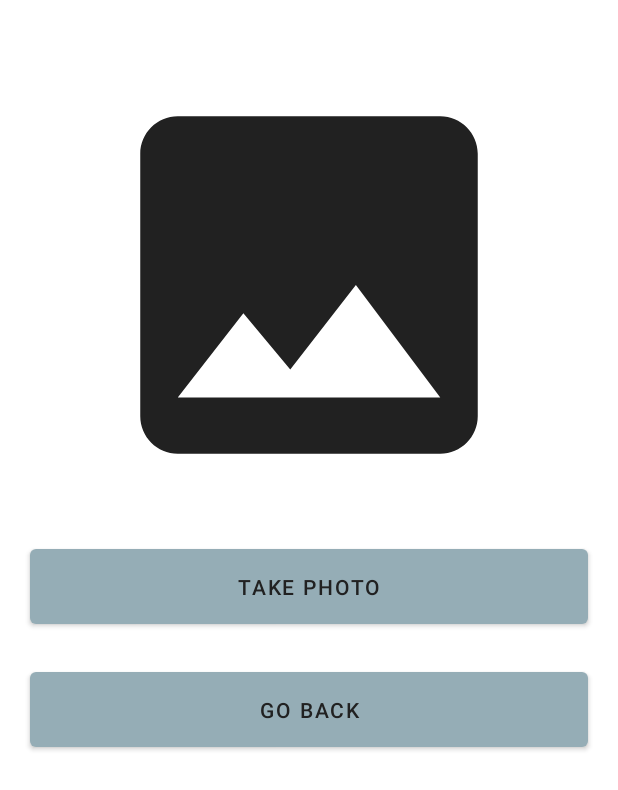
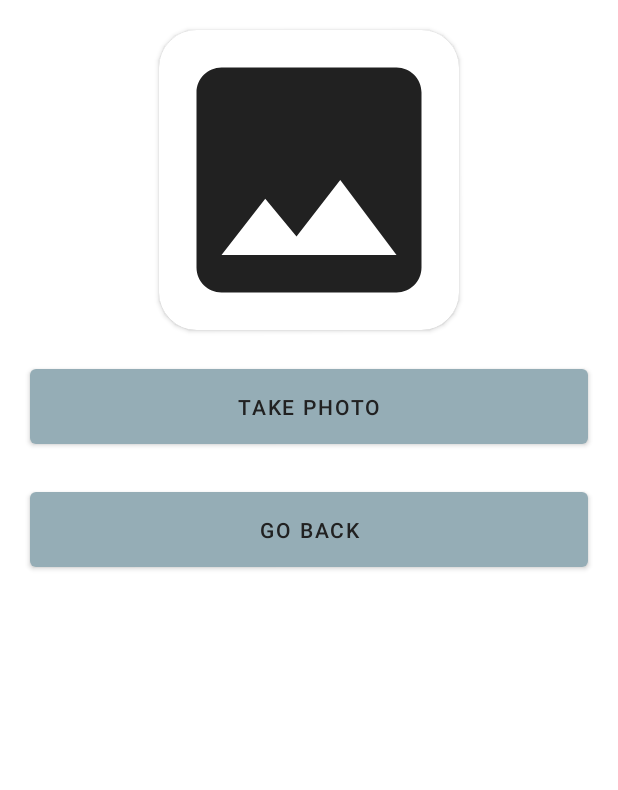
Before and after one commit to sotopro/animalplace, an Android app: the SupportActivity screen opened directly, with no data from a screen before it, on a phone screen of 412 x 824 dp. Shown: the top 790 px of the screen. Run offline under Robolectric (Android 15) with nearby library versions, the phone set to English and light mode, and no system bars; pictures from the network do not load.

Commit message:
[feature] - add corner support to image

```diff
--- a/app/src/main/res/layout/activity_support.xml
+++ b/app/src/main/res/layout/activity_support.xml
@@ -5,17 +5,25 @@
     android:layout_width="match_parent"
     android:layout_height="match_parent"
     tools:context=".SupportActivity">
-
-    <ImageView
-        android:id="@+id/support_image"
-        android:layout_width="300dp"
-        android:layout_height="300dp"
-        android:src="@drawable/ic_baseline_image_24"
-        android:layout_marginTop="40dp"
+    <androidx.cardview.widget.CardView
+        android:id="@+id/card_view"
+        android:layout_width="200dp"
+        android:layout_height="200dp"
+        android:elevation="8dp"
+        app:cardCornerRadius="25dp"
+        android:layout_marginTop="20dp"
         app:layout_constraintEnd_toEndOf="parent"
         app:layout_constraintStart_toStartOf="parent"
         app:layout_constraintTop_toTopOf="parent"
-        />
+        >
+        <ImageView
+            android:id="@+id/support_image"
+            android:layout_width="match_parent"
+            android:layout_height="match_parent"
+            android:src="@drawable/ic_baseline_image_24"
+            android:scaleType="centerCrop"
+            />
+    </androidx.cardview.widget.CardView>
 
     <Button
         android:id="@+id/take_photo_button"
@@ -24,7 +32,7 @@
         android:padding="15dp"
         android:layout_margin="20dp"
         android:text="Take Photo"
-        app:layout_constraintTop_toBottomOf="@+id/support_image"
+        app:layout_constraintTop_toBottomOf="@+id/card_view"
         android:textColor="?android:textColor"
         />
     <Button
```
Also changed, not shown: app/src/main/res/drawable/circular.xml (added, +12 -0 lines), app/src/main/res/values/custom_styles.xml (added, +10 -0 lines).
